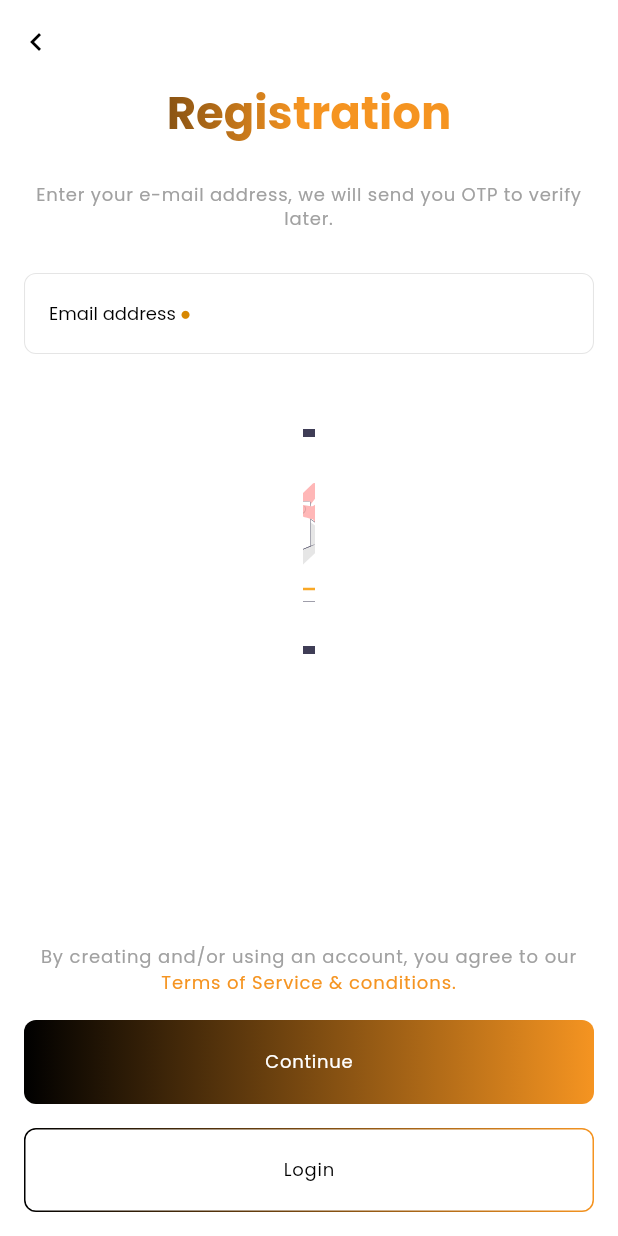
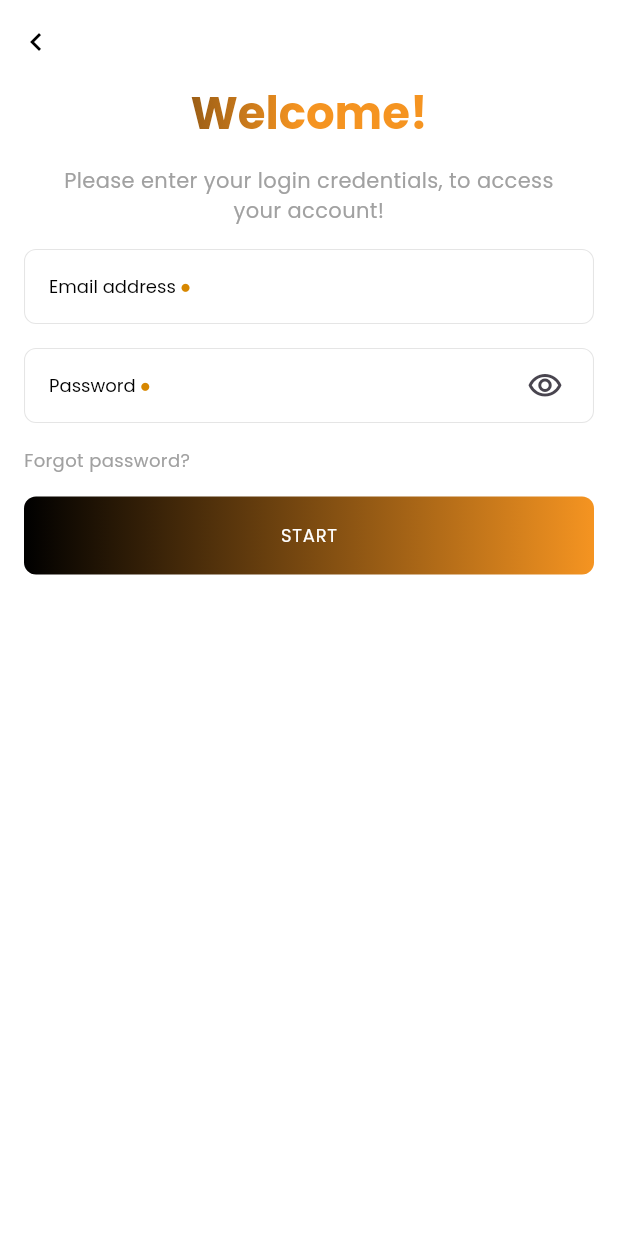
Before and after one commit to dmutoni/afriflex, a Flutter app: the screen it shows after launch, after a tap on "GET STARTED", on a phone screen of 412 x 824 dp. Run offline on Flutter 3.47's test engine with Material 3 defaults, Android fonts, the phone set to English and light mode, and no system bars; our stand-ins replace carousel_slider, flutter_riverpod, flutter_svg, go_router, hooks_riverpod, pinput; missing offline and left inert: intersperse.

Commit message:
add proper login

```diff
--- a/lib/enums/route_configurations/afriflex_routes.dart
+++ b/lib/enums/route_configurations/afriflex_routes.dart
@@ -3,5 +3,6 @@ abstract class AfriflexRoutes {
   static const String homeRoute = '/home';
   static const String loginRoute = '/login';
   static const String signupRoute = '/signup';
+  static const String emailEntryRoute = '/email_entry';
   static const String otpCodeRoute = '/otp_code';
 }
--- a/lib/helpers/go_router_navigation_helper.dart
+++ b/lib/helpers/go_router_navigation_helper.dart
@@ -1,7 +1,9 @@
 import 'package:afriflex/enums/route_configurations/afriflex_routes.dart';
 import 'package:afriflex/screens/error_screen.dart';
+import 'package:afriflex/screens/login_screen.dart';
 import 'package:afriflex/screens/onboarding_screen.dart';
 import 'package:afriflex/screens/otp_screen.dart';
+import 'package:afriflex/screens/email_entry_screen.dart';
 import 'package:afriflex/screens/signup_screen.dart';
 import 'package:flutter/cupertino.dart';
 import 'package:flutter_riverpod/flutter_riverpod.dart';
@@ -27,9 +29,19 @@ List<GoRoute> buildRoutes() {
       builder: (context, state) => const OnboardingScreen(),
     ),
     GoRoute(
+      name: AfriflexRoutes.emailEntryRoute,
+      path: AfriflexRoutes.emailEntryRoute,
+      builder: (context, state) => const EmailEntryScreen(),
+    ),
+    GoRoute(
       name: AfriflexRoutes.signupRoute,
       path: AfriflexRoutes.signupRoute,
       builder: (context, state) => const SignupScreen(),
+    ),
+    GoRoute(
+      name: AfriflexRoutes.loginRoute,
+      path: AfriflexRoutes.loginRoute,
+      builder: (context, state) => const LoginScreen(),
     ),
     GoRoute(
       name: AfriflexRoutes.otpCodeRoute,
--- /dev/null
+++ b/lib/screens/login_screen.dart
@@ -0,0 +1,138 @@
+import 'package:afriflex/enums/route_configurations/afriflex_routes.dart';
+import 'package:afriflex/helpers/validation_helper.dart';
+import 'package:afriflex/values/colors.dart';
+import 'package:afriflex/values/dimens.dart';
+import 'package:afriflex/widgets/common/input/afriflex_button.dart';
+import 'package:afriflex/widgets/common/input/afriflex_text_input.dart';
+import 'package:afriflex/widgets/templates/generic_template.dart';
+import 'package:flutter/material.dart';
+import 'package:flutter_riverpod/flutter_riverpod.dart';
+import 'package:go_router/go_router.dart';
+import 'package:intersperse/intersperse.dart';
+
+class LoginScreen extends ConsumerStatefulWidget {
+  const LoginScreen({super.key});
+
+  @override
+  ConsumerState<LoginScreen> createState() => _LoginScreenState();
+}
+
+class _LoginScreenState extends ConsumerState<LoginScreen> {
+  final TextEditingController _passwordController = TextEditingController();
+
+  final TextEditingController _confirmPasswordController =
+      TextEditingController();
+
+  final GlobalKey<FormState> _formKey = GlobalKey<FormState>();
+
+  bool _isShowingPassword = false;
+
+  @override
+  void dispose() {
+    _passwordController.dispose();
+    _confirmPasswordController.dispose();
+    super.dispose();
+  }
+
+  @override
+  Widget build(BuildContext context) {
+    return GenericTemplate(
+      title: '',
+      backgroundColor: ThemeColors.whiteColor,
+      content: Padding(
+        padding: const EdgeInsets.symmetric(
+          horizontal: Dimens.marginDefault,
+        ),
+        child: Form(
+          key: _formKey,
+          child: Column(
+            spacing: Dimens.marginDefault,
+            children: [
+              Text(
+                'Welcome!',
+                style: Theme.of(context).textTheme.titleLarge,
+              ),
+              const Padding(
+                padding: EdgeInsets.symmetric(
+                  horizontal: Dimens.marginDefault,
+                ),
+                child: Text(
+                  'Please enter your login credentials, to access your account!',
+                  style: TextStyle(
+                    fontSize: 14,
+                  ),
+                  textAlign: TextAlign.center,
+                ),
+              ),
+              AfriflexTextInput(
+                label: 'Email address',
+                isRequired: true,
+                validateOnInput: true,
+                validator: (value) {
+                  if (value == null || value.isEmpty) {
+                    return 'Email is required';
+                  }
+                  if (!isEmailValid(value)) {
+                    return 'Please enter your email in format: yourname@example.com';
+                  }
+                  return null;
+                },
+              ),
+              AfriflexTextInput(
+                label: 'Password',
+                isRequired: true,
+                obscureText: _isShowingPassword,
+                validateOnInput: true,
+                trailingWidgetOverride: IconButton(
+                  onPressed: () => setState(
+                    () => _isShowingPassword = !_isShowingPassword,
+                  ),
+                  icon: !_isShowingPassword
+                      ? const Icon(
+                          Icons.visibility_outlined,
+                        )
+                      : const Icon(
+                          Icons.visibility_off_outlined,
+                        ),
+                ),
+                validator: (value) {
+                  if (value!.isEmpty) {
+                    return 'Password is required';
+                  } else if (value.length < 6) {
+                    return 'Password must be at least 6 characters';
+                  } else if (!RegExp(r'[0-9]').hasMatch(value) &&
+                      !RegExp(r'[!@#$%^&*(),.?":{}|<>]').hasMatch(value)) {
+                    return 'Password must contain at least one number or one special character';
+                  }
+                  return null;
+                },
+              ),
+              const Align(
+                alignment: Alignment.centerLeft,
+                child: Text(
+                  'Forgot password?',
+                ),
+              ),
+              AfriflexButton(
+                title: 'START',
+                isEnabled: _formKey.currentState?.validate() ?? false,
+                onTap: () async {
+                  // if (_formKey.currentState?.validate() ?? false) {
+                  //   try {
+                  //     context.pushNamed(
+                  //       AfriflexRoutes.homeRoute,
+                  //     );
+                  //   } catch (e) {
+                  //     print(e);
+                  //   }
+                  // }
+                },
+              ),
+            ],
+          ),
+        ),
+      ),
+      actions: [],
+    );
+  }
+}
--- a/lib/screens/onboarding_screen.dart
+++ b/lib/screens/onboarding_screen.dart
@@ -80,21 +80,25 @@ class _OnboardingScreenState extends State<OnboardingScreen> {
             const SizedBox(height: 20),
             const OnboardingTontineCarousel(),
             const SizedBox(height: 70),
-            AfriflexButton(
+            Padding(
+              padding: const EdgeInsets.symmetric(
+                horizontal: Dimens.marginDefault,
+              ),
+              child: AfriflexButton(
                 title: 'GET STARTED',
                 onTap: () {
-                context.pushNamed(AfriflexRoutes.signupRoute);
+                  context.pushNamed(AfriflexRoutes.loginRoute);
                 },
                 variant: AfriflexButtonVariant.light,
                 isEnabled: true,
                 isLoading: false,
                 isVisible: true,
                 height: Dimens.inputHeight,
-              width: 290,
                 actionIcon: const Icon(
                   Icons.arrow_forward,
                   color: ThemeColors.whiteColor,
                   size: 20,
+                ),
               ),
             ),
           ],
--- a/lib/screens/otp_screen.dart
+++ b/lib/screens/otp_screen.dart
@@ -1,3 +1,4 @@
+import 'package:afriflex/enums/route_configurations/afriflex_routes.dart';
 import 'package:afriflex/enums/widget_configurations/app_button_variant.dart';
 import 'package:afriflex/theme/styles.dart';
 import 'package:afriflex/values/colors.dart';
@@ -144,6 +145,7 @@ class _OtpScreenState extends ConsumerState<OtpScreen>
                   _isSubmitting = true;
                 });
               }
+              context.pushNamed(AfriflexRoutes.loginRoute);
             } on Exception catch (e) {
               if (kDebugMode) {
                 print(e);
--- a/lib/values/colors.dart
+++ b/lib/values/colors.dart
@@ -16,8 +16,8 @@ abstract class ThemeColors {
     begin: Alignment.centerLeft,
     end: Alignment.centerRight,
     colors: [
-      Color(0xFF000000), // Black color
-      Color(0xFFF59421), // Orange color
+      Color(0xFF000000),
+      Color(0xFFF59421),
     ],
   );
 
@@ -26,9 +26,7 @@ abstract class ThemeColors {
     end: Alignment.centerRight,
     colors: [
       Color(0xFFF59421),
-
-      /// Black color
-      Color(0xFFF59421), // Orange color
+      Color(0xFFF59421),
     ],
   );
 
@@ -37,7 +35,7 @@ abstract class ThemeColors {
     end: Alignment.centerRight,
     colors: [
       Color(0xFFFFFFFF),
-      Color(0xFFFFFFFF), // Orange color
+      Color(0xFFFFFFFF),
     ],
   );
 }
--- a/lib/values/dimens.dart
+++ b/lib/values/dimens.dart
@@ -30,7 +30,7 @@ abstract class Dimens {
   static const radiusXLarge = 20.0;
   static const radiusCircular = 100.0;
 
-  static const inputHeight = 54.0;
+  static const inputHeight = 50.0;
   static const searchInputHeight = 40.0;
 
   static const dropdownHeight = 50.0;
--- a/lib/widgets/common/input/protected_icon_button.dart
+++ b/lib/widgets/common/input/protected_icon_button.dart
@@ -42,7 +42,7 @@ class ProtectedIconButton {
     bool? awaitOnTap, // this will error if onTap is not asyncronous
   }) {
     // workaround for non const default value
-    int _tapProtectionMilliseconds =
+    int tapProtectionMilliseconds0 =
         tapProtectionMilliseconds ?? _defaultProtectionDuration;
 
     IconButton? widget;
@@ -62,7 +62,7 @@ class ProtectedIconButton {
       disabledColor: disabledColor,
       onPressed: enableTapProtection
           ? () => TapProtectionHelper.protect(() => onPressed?.call(),
-              delayDurationMilliseconds: _tapProtectionMilliseconds,
+              delayDurationMilliseconds: tapProtectionMilliseconds0,
               asyncWidget:
                   awaitOnTap != null && awaitOnTap == true ? widget : null)
           : onPressed,
--- a/lib/widgets/common/visual/generic_header.dart
+++ b/lib/widgets/common/visual/generic_header.dart
@@ -2,7 +2,6 @@ import 'package:afriflex/values/colors.dart';
 import 'package:afriflex/values/duration_values.dart';
 import 'package:afriflex/widgets/common/input/protected_icon_button.dart';
 import 'package:flutter/material.dart';
-import 'package:go_router/go_router.dart';
 
 abstract class _Constants {
   static const leadingWidth = 48.0;
```
Also changed, not shown: lib/enums/widget_configurations/afriflex_input_variant.dart (+4 -4 lines), lib/screens/email_entry_screen.dart (added, +125 -0 lines), lib/screens/signup_screen.dart (+99 -68 lines), assets/images/onboarding/thumbnail_WhatsApp Image 2024-12-10 at 12.55.33 PM (1).jpg (added), pubspec.lock, 3 other files. Lines whose indentation alone changed are shown as unchanged.
